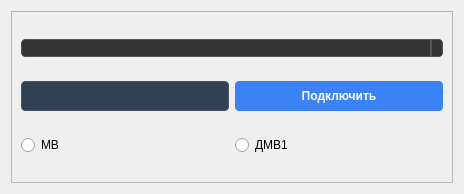
The window that settingsdialog.ui (vitalisimys/Check_station) describes before a commit, drawn with Qt 5.
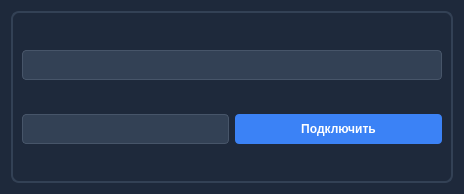
The same window after the commit. Icons and pictures are not drawn.

Commit message: Окно с настройками поиска

```diff
--- a/settingsdialog.ui
+++ b/settingsdialog.ui
@@ -11,11 +11,25 @@
    </rect>
   </property>
   <property name="windowTitle">
-   <string>Dialog</string>
+   <string>Настройки</string>
+  </property>
+  <property name="styleSheet">
+   <string notr="true">#SettingsDialog {
+    background-color: #1e293b;        /* Тёмно-синий фон */
+    color: #e2e8f0;                    /* Светлый текст */
+}</string>
   </property>
   <layout class="QVBoxLayout" name="verticalLayout_2">
    <item>
-    <widget class="QFrame" name="frame_2">
+    <widget class="QFrame" name="frameSettingsConnect">
+     <property name="styleSheet">
+      <string notr="true">#frameSettingsConnect {
+    color: #94a3b8;
+    border-radius: 8px;
+    border: 2px solid #334155;
+    background-color: #1e293b;
+}</string>
+     </property>
      <property name="frameShape">
       <enum>QFrame::StyledPanel</enum>
      </property>
@@ -32,38 +46,36 @@
          </sizepolicy>
         </property>
         <property name="styleSheet">
-         <string notr="true">QComboBox {
-    background-color: #333333; /* Темный фон */
-    color: #FFFFFF;            /* Белый текст */
-    border: 1px solid #555555; /* Тонкая рамка */
-    border-radius: 4px;        /* Скругленные углы */
-    padding: 0px 20px;         /* Отступы внутри */
+         <string notr="true">#networkComboBox {
+    background-color: #334155;
+    color: #e2e8f0;
+    border: 1px solid #475569;
+    border-radius: 4px;
+    padding: 6px 10px;
 }
 
 QComboBox:hover {
     background-color: #555555; /* Фон при наведении на нераскрывшийся список*/
 }
 
-QComboBox::drop-down {
-    subcontrol-origin: padding;
-    subcontrol-position: right center;
-    width: 10px;               /* Ширина кнопки выпадающего списка */
-    border-left: 2px solid #555555; /* левая граница кнопки полоска */
-}
 
-QComboBox QAbstractItemView {
-    background-color: #555555; /* Фон выпадающего списка */
-    color: #FFFFFF;            /* Цвет текста в списке */
-     border: 1px solid #555555; /* Тонкая рамка */
-    selection-background-color: #111111; /* Фон выбранного элемента */
-    selection-color: #FFFFFF;  /* Цвет текста выбранного элемента */
-}
-
-QComboBox::down-arrow {
+#networkComboBox::drop-down { border: none; width: 18px; }
+#networkComboBox::down-arrow {
     image: url(:/caret-down.svg);
-    width: 12px;
-    height: 12px;
-    margin: 2px;
+    width: 10px;
+    height: 10px;
+}
+#networkComboBox QLineEdit {
+    background: transparent;
+    border: none;
+    color: #e2e8f0;
+    padding: 2px 4px;
+}
+#networkComboBox QAbstractItemView {
+    background-color: #1e293b;
+    color: #e2e8f0;
+    selection-background-color: #3b82f6;
+    padding: 1px 2px;
 }</string>
         </property>
        </widget>
@@ -79,38 +91,36 @@
            </sizepolicy>
           </property>
           <property name="styleSheet">
-           <string notr="true">/* === КОМБОБОКСЫ === */
-QComboBox {
-background-color: #334155;
-border: 1px solid #475569;
-border-radius: 4px;
-padding: 6px 10px;
-color: #e2e8f0;
-min-width: 150px;
+           <string notr="true">#findStationComboBox {
+    background-color: #334155;
+    color: #e2e8f0;
+    border: 1px solid #475569;
+    border-radius: 4px;
+    padding: 6px 10px;
 }
 
 QComboBox:hover {
 background-color: #555555
 }
 
-QComboBox::drop-down {
-border: none;
-width: 25px;
-}
 
-QComboBox::down-arrow {
-image: none;
-border-left: 5px solid transparent;
-border-right: 5px solid transparent;
-border-top: 6px solid #94a3b8;
-margin-right: 8px;
+#findStationComboBox::drop-down { border: none; width: 18px; }
+#findStationComboBox::down-arrow {
+    image: url(:/caret-down.svg);
+    width: 10px;
+    height: 10px;
 }
-
-QComboBox QAbstractItemView {
-background-color: #1e293b;
-border: 1px solid #475569;
-selection-background-color: #3b82f6;
-color: #e2e8f0;
+#findStationComboBox QLineEdit {
+    background: transparent;
+    border: none;
+    color: #e2e8f0;
+    padding: 2px 4px;
+}
+#findStationComboBox QAbstractItemView {
+    background-color: #1e293b;
+    color: #e2e8f0;
+    selection-background-color: #3b82f6;
+    padding: 1px 2px;
 }</string>
           </property>
          </widget>
@@ -148,24 +158,6 @@
         </item>
        </layout>
       </item>
-      <item>
-       <layout class="QHBoxLayout" name="horizontalLayout_3">
-        <item>
-         <widget class="QRadioButton" name="radioButton">
-          <property name="text">
-           <string>МВ</string>
-          </property>
-         </widget>
-        </item>
-        <item>
-         <widget class="QRadioButton" name="radioButton_2">
-          <property name="text">
-           <string>ДМВ1</string>
-          </property>
-         </widget>
-        </item>
-       </layout>
-      </item>
      </layout>
     </widget>
    </item>
```
Left out of the diff: 6 changed lines with no effect on the pictures. The commit also changes 7 other files.
